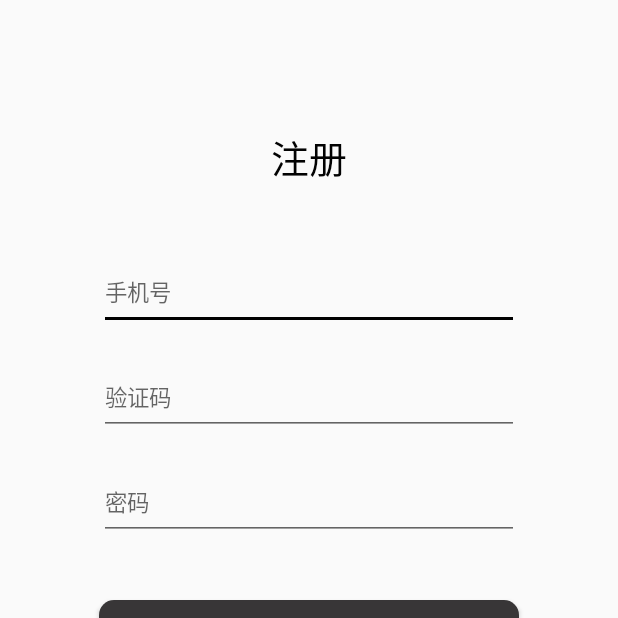
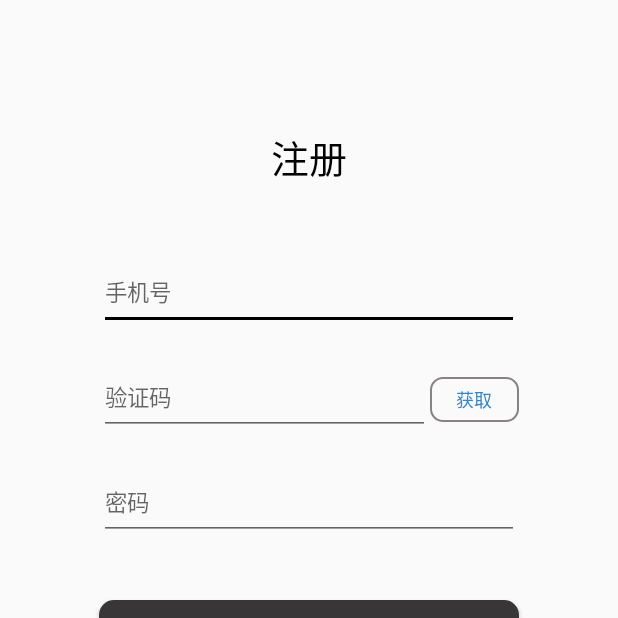
Before and after one commit to icegxy/Favor, an Android app: the SignupActivity screen opened directly, with no data from a screen before it, on a phone screen of 412 x 824 dp, the top half of it. Run offline under Robolectric (Android 15) with nearby library versions, the phone set to English and light mode, and no system bars.

Commit message:
1、增加获取验证码逻辑 2、优化界面细节

```diff
--- a/Favor-Android/app/src/main/res/drawable/border.xml
+++ b/Favor-Android/app/src/main/res/drawable/border.xml
@@ -1,4 +1,4 @@
-<?xml version="1.0" encoding="utf-8"?><!-- 按钮正常的时候的背景 --><!-- shape的默认形状是rectangle，还有oval(椭圆),line（线）,ring（圆环），我就用过rectangle,其他的大家可以试一试 -->
+<?xml version="1.0" encoding="utf-8"?>
 
 <shape xmlns:android="http://schemas.android.com/apk/res/android">
     <!-- 矩形的圆角弧度 -->
--- /dev/null
+++ b/Favor-Android/app/src/main/res/drawable/lineborder.xml
@@ -0,0 +1,9 @@
+<?xml version="1.0" encoding="utf-8"?>
+
+<shape xmlns:android="http://schemas.android.com/apk/res/android">
+    <!-- 矩形的圆角弧度 -->
+    <corners android:radius="8dp" />
+    <stroke
+        android:width="1dp"
+        android:color="#878286" />
+</shape>
--- a/Favor-Android/app/src/main/res/layout/activity_signup.xml
+++ b/Favor-Android/app/src/main/res/layout/activity_signup.xml
@@ -1,6 +1,5 @@
 <?xml version="1.0" encoding="utf-8"?>
 <LinearLayout xmlns:android="http://schemas.android.com/apk/res/android"
-    xmlns:app="http://schemas.android.com/apk/res-auto"
     android:layout_width="match_parent"
     android:layout_height="match_parent"
     android:orientation="vertical"
@@ -23,20 +22,38 @@
         android:layout_marginTop="40dp"
         android:ems="5"
         android:inputType="textPersonName"
+        android:saveEnabled="true"
         android:textCursorDrawable="@null"
-        android:theme="@style/MyEditText"
-        android:saveEnabled="true" />
+        android:theme="@style/MyEditText" />
 
-    <EditText
-        android:id="@+id/editText_verificationCode"
+    <LinearLayout
         android:layout_width="280dp"
         android:layout_height="50dp"
-        android:layout_gravity="center"
         android:layout_marginTop="20dp"
-        android:ems="5"
-        android:inputType="numberSigned"
-        android:textCursorDrawable="@null"
-        android:theme="@style/MyEditText" />
+        android:layout_gravity="center">
+
+        <EditText
+            android:id="@+id/editText_verificationCode"
+            android:layout_width="0dp"
+            android:layout_weight="0.75"
+            android:layout_height="match_parent"
+            android:ems="5"
+            android:inputType="numberSigned"
+            android:textCursorDrawable="@null"
+            android:theme="@style/MyEditText" />
+
+        <Button
+            android:id="@+id/button_verificationCode"
+            android:layout_width="0dp"
+            android:layout_height="30dp"
+            android:layout_weight="0.20"
+            android:text="@string/getVerfyCode"
+            android:textSize="12sp"
+            android:textColor="#3285c9"
+            android:background="@drawable/lineborder" />
+
+    </LinearLayout>
+
 
     <EditText
         android:id="@+id/editText_password"
@@ -50,7 +67,7 @@
         android:theme="@style/MyEditText" />
 
     <Button
-        android:id="@+id/button_signin"
+        android:id="@+id/button_signup"
         android:layout_width="280dp"
         android:layout_height="50dp"
         android:layout_gravity="center"
@@ -61,7 +78,7 @@
         android:textSize="15sp" />
 
     <Button
-        android:id="@+id/button_signup"
+        android:id="@+id/button_signupNow"
         android:layout_width="280dp"
         android:layout_height="50dp"
         android:layout_gravity="center"
--- a/Favor-Android/app/src/main/res/values/strings.xml
+++ b/Favor-Android/app/src/main/res/values/strings.xml
@@ -12,4 +12,5 @@
     <string name="signinNow">已有Favor账号？去登录</string>
     <string name="password">密码</string>
     <string name="forgetPassword">忘记密码</string>
+    <string name="getVerfyCode">获取</string>
 </resources>
```
Also changed, not shown: Favor-Android/app/src/main/java/com/favor/icegxy/favor/activity/SigninActivity.java (+4 -3 lines), Favor-Android/app/src/main/java/com/favor/icegxy/favor/activity/SignupActivity.java (+62 -0 lines), Favor-Android/app/src/main/java/com/favor/icegxy/favor/utils/Constant.java (+4 -3 lines), Favor-Android/app/src/main/java/com/favor/icegxy/favor/utils/VerifyCodeCountDownTimer.java (added, +32 -0 lines), Favor-Android/app/src/main/java/com/favor/icegxy/favor/utils/VerifyUtil.java (added, +24 -0 lines).
